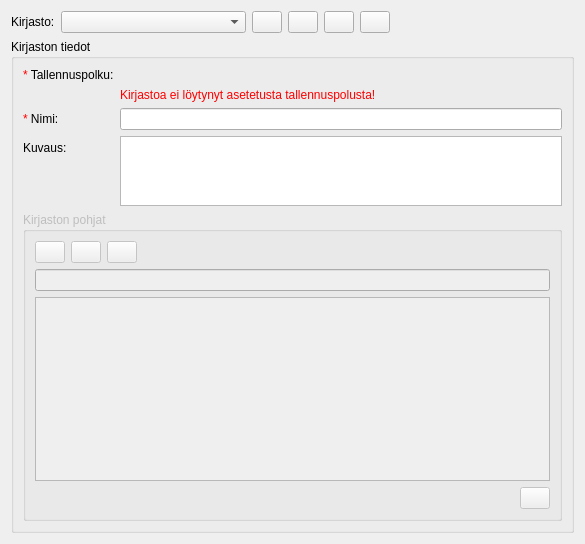
Above: arho_feature_template/gui/components/library_display_widget.ui from GispoCoding/arho-qgis-plugin before the change. Below: the same form after it.
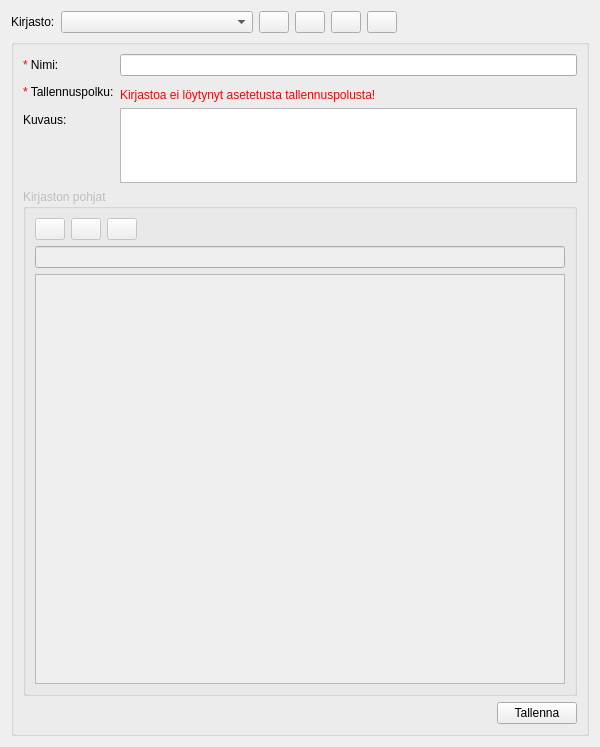
That is the form after the change. Custom widgets are drawn as their Qt base class.

Commit message: Expand only template list widget

What changed in the file:
```diff
--- a/arho_feature_template/gui/components/library_display_widget.ui
+++ b/arho_feature_template/gui/components/library_display_widget.ui
@@ -6,8 +6,8 @@
    <rect>
     <x>0</x>
     <y>0</y>
-    <width>585</width>
-    <height>544</height>
+    <width>600</width>
+    <height>747</height>
    </rect>
   </property>
   <property name="windowTitle">
@@ -118,12 +118,41 @@
    <item>
     <widget class="QGroupBox" name="library_details_groupbox">
      <property name="title">
-      <string>Kirjaston tiedot</string>
+      <string/>
      </property>
      <layout class="QVBoxLayout" name="verticalLayout">
       <item>
        <layout class="QFormLayout" name="formLayout">
+        <property name="sizeConstraint">
+         <enum>QLayout::SetMinimumSize</enum>
+        </property>
+        <property name="fieldGrowthPolicy">
+         <enum>QFormLayout::ExpandingFieldsGrow</enum>
+        </property>
+        <item row="0" column="0">
+         <widget class="QLabel" name="name_label">
+          <property name="text">
+           <string>&lt;html&gt;&lt;head/&gt;&lt;body&gt;&lt;p&gt;&lt;span style=&quot; color:#ff0000;&quot;&gt;*&lt;/span&gt; Nimi:&lt;/p&gt;&lt;/body&gt;&lt;/html&gt;</string>
+          </property>
+         </widget>
+        </item>
+        <item row="0" column="1">
+         <widget class="QLineEdit" name="library_name">
+          <property name="toolTip">
+           <string>Kirjaston nimi</string>
+          </property>
+         </widget>
+        </item>
+        <item row="1" column="0">
+         <widget class="QLabel" name="file_path_label_4">
+          <property name="text">
+           <string>&lt;html&gt;&lt;head/&gt;&lt;body&gt;&lt;p&gt;&lt;span style=&quot; color:#ff0000;&quot;&gt;*&lt;/span&gt; Tallennuspolku:&lt;/p&gt;&lt;/body&gt;&lt;/html&gt;</string>
+          </property>
+         </widget>
+        </item>
         <item row="1" column="1">
+         <layout class="QVBoxLayout" name="verticalLayout_4">
+          <item>
          <widget class="QgsFileWidget" name="library_file_path">
           <property name="toolTip">
            <string>Kirjaston tallennuspolku</string>
@@ -139,28 +168,29 @@
           </property>
          </widget>
         </item>
-        <item row="4" column="0">
-         <widget class="QLabel" name="name_label">
+          <item>
+           <widget class="QLabel" name="broken_path_warning_label">
+            <property name="sizePolicy">
+             <sizepolicy hsizetype="Preferred" vsizetype="Preferred">
+              <horstretch>0</horstretch>
+              <verstretch>0</verstretch>
+             </sizepolicy>
+            </property>
           <property name="text">
-           <string>&lt;html&gt;&lt;head/&gt;&lt;body&gt;&lt;p&gt;&lt;span style=&quot; color:#ff0000;&quot;&gt;*&lt;/span&gt; Nimi:&lt;/p&gt;&lt;/body&gt;&lt;/html&gt;</string>
+             <string>&lt;html&gt;&lt;head/&gt;&lt;body&gt;&lt;p&gt;&lt;span style=&quot; color:#ff0000;&quot;&gt;Kirjastoa ei löytynyt asetetusta tallennuspolusta!&lt;/span&gt;&lt;/p&gt;&lt;/body&gt;&lt;/html&gt;</string>
           </property>
          </widget>
         </item>
-        <item row="4" column="1">
-         <widget class="QLineEdit" name="library_name">
-          <property name="toolTip">
-           <string>Kirjaston nimi</string>
-          </property>
-         </widget>
+         </layout>
         </item>
-        <item row="6" column="0">
+        <item row="2" column="0">
          <widget class="QLabel" name="description_label">
           <property name="text">
            <string>Kuvaus:</string>
           </property>
          </widget>
         </item>
-        <item row="6" column="1">
+        <item row="2" column="1">
          <widget class="QTextEdit" name="library_description">
           <property name="sizePolicy">
            <sizepolicy hsizetype="Expanding" vsizetype="Preferred">
@@ -179,20 +209,6 @@
           </property>
          </widget>
         </item>
-        <item row="1" column="0">
-         <widget class="QLabel" name="file_path_label_4">
-          <property name="text">
-           <string>&lt;html&gt;&lt;head/&gt;&lt;body&gt;&lt;p&gt;&lt;span style=&quot; color:#ff0000;&quot;&gt;*&lt;/span&gt; Tallennuspolku:&lt;/p&gt;&lt;/body&gt;&lt;/html&gt;</string>
-          </property>
-         </widget>
-        </item>
-        <item row="3" column="1">
-         <widget class="QLabel" name="broken_path_warning_label">
-          <property name="text">
-           <string>&lt;html&gt;&lt;head/&gt;&lt;body&gt;&lt;p&gt;&lt;span style=&quot; color:#ff0000;&quot;&gt;Kirjastoa ei löytynyt asetetusta tallennuspolusta!&lt;/span&gt;&lt;/p&gt;&lt;/body&gt;&lt;/html&gt;</string>
-          </property>
-         </widget>
-        </item>
        </layout>
       </item>
       <item>
@@ -209,11 +225,23 @@
         <property name="title">
          <string>Kirjaston pohjat</string>
         </property>
-        <layout class="QVBoxLayout" name="verticalLayout_2">
+        <layout class="QVBoxLayout" name="verticalLayout_2" stretch="0,0,1">
+         <property name="sizeConstraint">
+          <enum>QLayout::SetMaximumSize</enum>
+         </property>
          <item>
           <layout class="QHBoxLayout" name="horizontalLayout_9">
+           <property name="sizeConstraint">
+            <enum>QLayout::SetFixedSize</enum>
+           </property>
            <item>
             <widget class="QPushButton" name="new_library_element_btn">
+             <property name="sizePolicy">
+              <sizepolicy hsizetype="Fixed" vsizetype="Fixed">
+               <horstretch>0</horstretch>
+               <verstretch>0</verstretch>
+              </sizepolicy>
+             </property>
              <property name="maximumSize">
               <size>
                <width>30</width>
@@ -265,6 +293,9 @@
              <property name="orientation">
               <enum>Qt::Horizontal</enum>
              </property>
+             <property name="sizeType">
+              <enum>QSizePolicy::Expanding</enum>
+             </property>
              <property name="sizeHint" stdset="0">
               <size>
                <width>40</width>
@@ -290,6 +321,12 @@
          </item>
          <item>
           <widget class="QListWidget" name="library_element_list">
+           <property name="sizePolicy">
+            <sizepolicy hsizetype="Expanding" vsizetype="Expanding">
+             <horstretch>0</horstretch>
+             <verstretch>0</verstretch>
+            </sizepolicy>
+           </property>
            <property name="toolTip">
             <string>Kirjaston pohjat</string>
            </property>
@@ -298,6 +335,9 @@
            </property>
           </widget>
          </item>
+        </layout>
+       </widget>
+      </item>
          <item>
           <layout class="QHBoxLayout" name="horizontalLayout">
            <item>
@@ -315,24 +355,15 @@
            </item>
            <item>
             <widget class="QPushButton" name="save_library_btn">
-             <property name="maximumSize">
-              <size>
-               <width>30</width>
-               <height>16777215</height>
-              </size>
+          <property name="text">
+           <string>Tallenna</string>
              </property>
              <property name="toolTip">
               <string>Tallenna kirjasto</string>
              </property>
-             <property name="text">
-              <string/>
-             </property>
             </widget>
            </item>
           </layout>
-         </item>
-        </layout>
-       </widget>
       </item>
      </layout>
     </widget>
```
Lines whose indentation alone changed are shown as unchanged.
